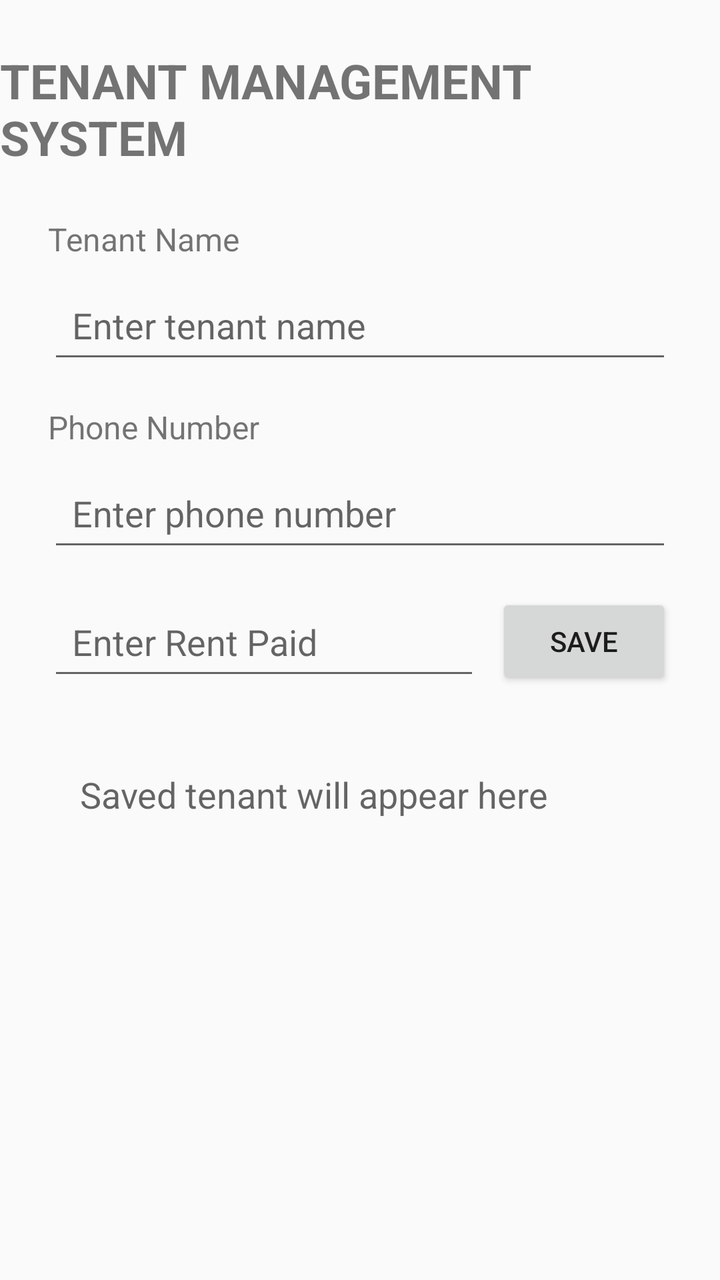
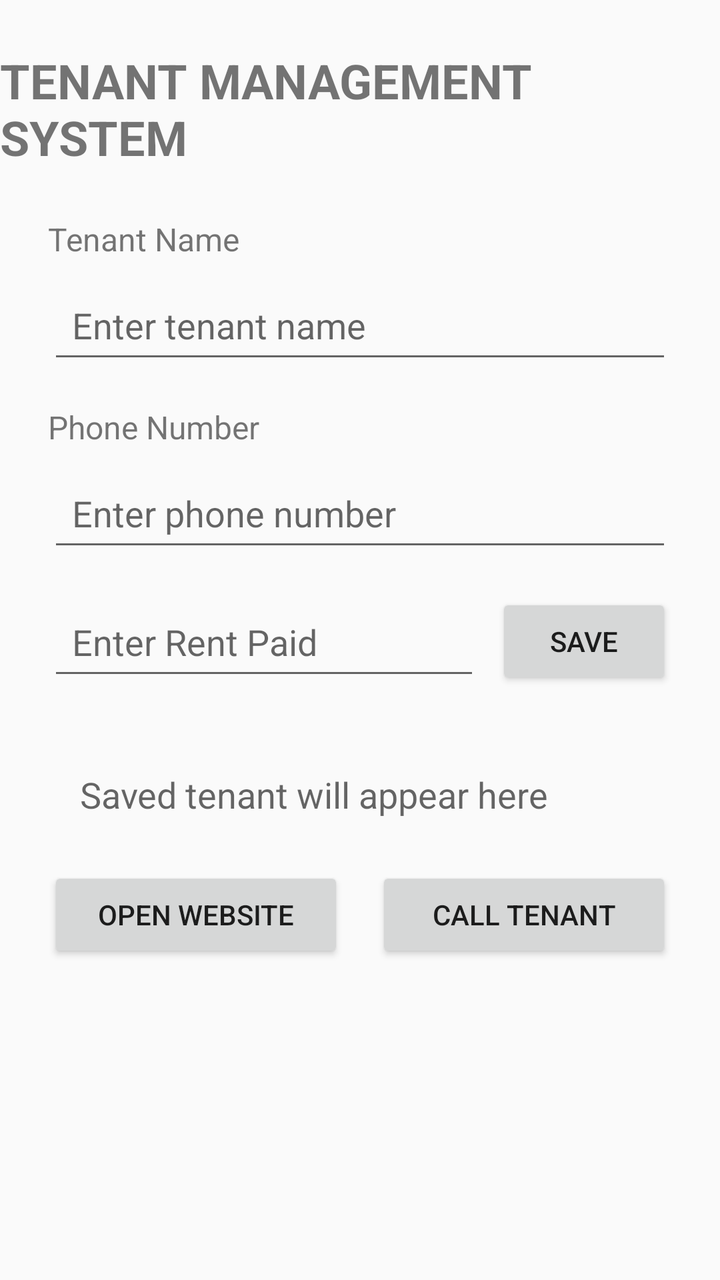

The first picture is an Android layout as it rendered before a commit; the second is the same layout after the commit. The layout source and the unified diff follow.
<!-- AndroidManifest.xml: application theme Theme.TenantManagementSystem -->
<!-- res/layout/activity_main.xml -->
<?xml version="1.0" encoding="utf-8"?>
<layout xmlns:android="http://schemas.android.com/apk/res/android"
    xmlns:app="http://schemas.android.com/apk/res-auto">

    <data>
        <variable
            name="tenant"
            type="com.example.tenantmanagementsystemgroupa.Tenant" />
    </data>

    <androidx.constraintlayout.widget.ConstraintLayout
        android:layout_width="match_parent"
        android:layout_height="match_parent">

        <TextView
            android:id="@+id/titleTextView"
            android:layout_width="wrap_content"
            android:layout_height="wrap_content"
            android:layout_marginTop="24dp"
            android:text="TENANT MANAGEMENT SYSTEM"
            android:textSize="24sp"
            android:textStyle="bold"
            app:layout_constraintEnd_toEndOf="parent"
            app:layout_constraintStart_toStartOf="parent"
            app:layout_constraintTop_toTopOf="parent" />

        <TextView
            android:id="@+id/tenantNameLabel"
            android:layout_width="wrap_content"
            android:layout_height="wrap_content"
            android:layout_marginStart="24dp"
            android:layout_marginTop="24dp"
            android:text="Tenant Name"
            android:textSize="16sp"
            app:layout_constraintStart_toStartOf="parent"
            app:layout_constraintTop_toBottomOf="@id/titleTextView" />

        <EditText
            android:id="@+id/tenantNameEditText"
            android:layout_width="0dp"
            android:layout_height="wrap_content"
            android:layout_marginStart="24dp"
            android:layout_marginTop="8dp"
            android:layout_marginEnd="24dp"
            android:hint="Enter tenant name"
            android:minHeight="48dp"
            android:padding="12dp"
            app:layout_constraintEnd_toEndOf="parent"
            app:layout_constraintStart_toStartOf="parent"
            app:layout_constraintTop_toBottomOf="@id/tenantNameLabel" />

        <TextView
            android:id="@+id/phoneLabel"
            android:layout_width="wrap_content"
            android:layout_height="wrap_content"
            android:layout_marginStart="24dp"
            android:layout_marginTop="16dp"
            android:text="Phone Number"
            android:textSize="16sp"
            app:layout_constraintStart_toStartOf="parent"
            app:layout_constraintTop_toBottomOf="@id/tenantNameEditText" />

        <EditText
            android:id="@+id/phoneEditText"
            android:layout_width="0dp"
            android:layout_height="wrap_content"
            android:layout_marginStart="24dp"
            android:layout_marginTop="8dp"
            android:layout_marginEnd="24dp"
            android:hint="Enter phone number"
            android:inputType="phone"
            android:minHeight="48dp"
            android:padding="12dp"
            app:layout_constraintEnd_toEndOf="parent"
            app:layout_constraintStart_toStartOf="parent"
            app:layout_constraintTop_toBottomOf="@id/phoneLabel" />

        <EditText
            android:id="@+id/rentEditText"
            android:layout_width="0dp"
            android:layout_height="wrap_content"
            android:layout_marginStart="24dp"
            android:layout_marginTop="16dp"
            android:layout_marginEnd="8dp"
            android:hint="Enter Rent Paid"
            android:inputType="numberDecimal"
            android:minHeight="48dp"
            android:padding="12dp"
            app:layout_constraintEnd_toStartOf="@id/saveButton"
            app:layout_constraintStart_toStartOf="parent"
            app:layout_constraintTop_toBottomOf="@id/phoneEditText" />

        <Button
            android:id="@+id/saveButton"
            android:layout_width="wrap_content"
            android:layout_height="wrap_content"
            android:layout_marginEnd="24dp"
            android:text="SAVE"
            app:layout_constraintEnd_toEndOf="parent"
            app:layout_constraintTop_toTopOf="@id/rentEditText" />

        <TextView
            android:id="@+id/tenantResultTextView"
            android:layout_width="0dp"
            android:layout_height="wrap_content"
            android:layout_margin="24dp"
            android:hint="Saved tenant will appear here"
            android:padding="16dp"
            android:text="@{tenant.summary()}"
            android:textSize="18sp"
            app:layout_constraintEnd_toEndOf="parent"
            app:layout_constraintStart_toStartOf="parent"
            app:layout_constraintTop_toBottomOf="@id/rentEditText" />

    </androidx.constraintlayout.widget.ConstraintLayout>
</layout>
<!-- resources referenced by this layout -->
<resources>
  <style name="Theme.TenantManagementSystem" parent="Theme.AppCompat.DayNight.NoActionBar" />
</resources>

<!-- the commit's change to res/layout/activity_main.xml (unified diff, before → after) -->
@@ -112,5 +112,28 @@
             app:layout_constraintStart_toStartOf="parent"
             app:layout_constraintTop_toBottomOf="@id/rentEditText" />
 
+        <Button
+            android:id="@+id/websiteButton"
+            android:layout_width="0dp"
+            android:layout_height="wrap_content"
+            android:layout_marginStart="24dp"
+            android:layout_marginTop="8dp"
+            android:layout_marginEnd="8dp"
+            android:text="OPEN WEBSITE"
+            app:layout_constraintEnd_toStartOf="@id/callButton"
+            app:layout_constraintStart_toStartOf="parent"
+            app:layout_constraintTop_toBottomOf="@id/tenantResultTextView" />
+
+        <Button
+            android:id="@+id/callButton"
+            android:layout_width="0dp"
+            android:layout_height="wrap_content"
+            android:layout_marginStart="8dp"
+            android:layout_marginEnd="24dp"
+            android:text="CALL TENANT"
+            app:layout_constraintEnd_toEndOf="parent"
+            app:layout_constraintStart_toEndOf="@id/websiteButton"
+            app:layout_constraintTop_toTopOf="@id/websiteButton" />
+
     </androidx.constraintlayout.widget.ConstraintLayout>
 </layout>
